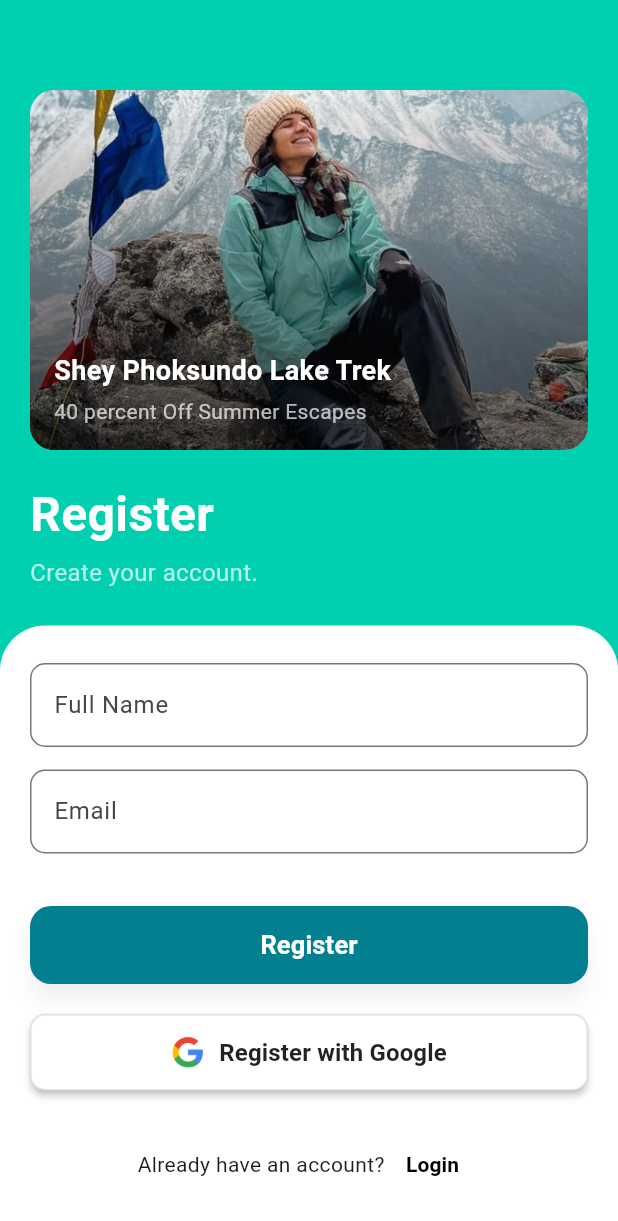
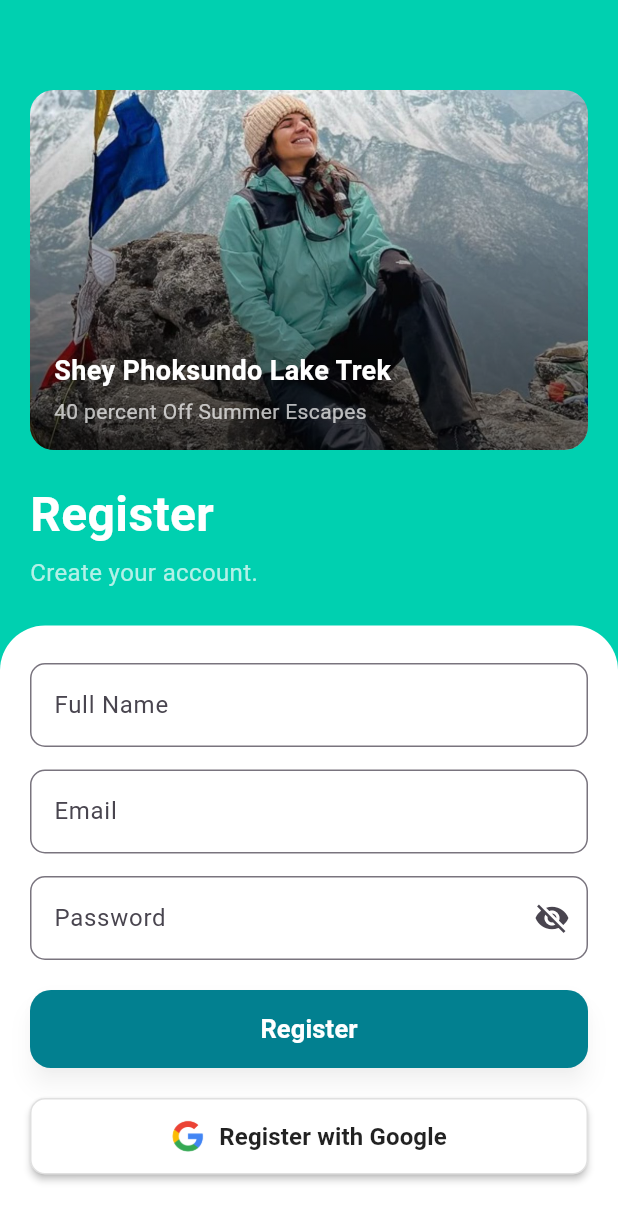
Before and after one commit to sudipchaudhary30/just_hike, a Flutter app: the RegisterScreen screen opened directly, on a phone screen of 412 x 824 dp. Shown: the top 1221 px of the screen. Run offline on Flutter 3.47's test engine with Material 3 defaults, Android fonts, the phone set to English and light mode, and no system bars.

Commit message:
Textfilled added in Register

```diff
--- a/lib/screens/register_screen.dart
+++ b/lib/screens/register_screen.dart
@@ -132,7 +132,29 @@ class _RegisterScreenState extends State<RegisterScreen> {
 
                   const SizedBox(height: 15),
 
-
+                  TextFormField(
+                    controller: passwordController,
+                    obscureText: !showPassword,
+                    decoration: InputDecoration(
+                      labelText: "Password",
+                      hintText: "Enter your password",
+                      border: OutlineInputBorder(
+                        borderRadius: BorderRadius.circular(10),
+                      ),
+                      suffixIcon: IconButton(
+                        icon: Icon(
+                          showPassword
+                              ? Icons.visibility
+                              : Icons.visibility_off,
+                        ),
+                        onPressed: () {
+                          setState(() {
+                            showPassword = !showPassword;
+                          });
+                        },
+                      ),
+                    ),
+                  ),
 
                   const SizedBox(height: 20),
 
```
